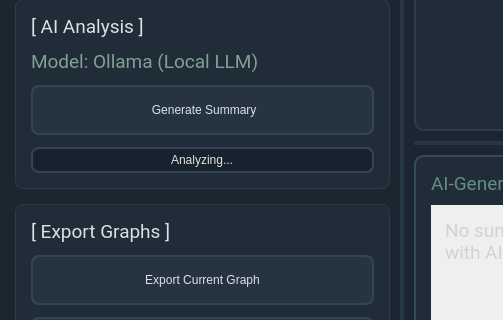
Above: GUI/Analyzer_main.ui from JinLeeGG/YCP_Grease_Analyzer before the change; both pictures show x 0 to 503 and y 524 to 844 of the 1148 by 1016 pixel window. Below: the same form after it.
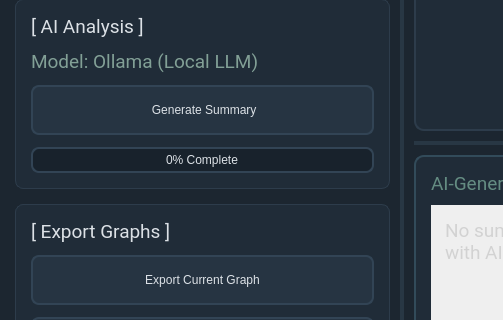
That is the form after the change. Icons and pictures are not drawn.

Commit message: AI analysis button color theme changed

Patch:
```diff
--- a/GUI/Analyzer_main.ui
+++ b/GUI/Analyzer_main.ui
@@ -551,7 +551,7 @@
               <bool>true</bool>
              </property>
              <property name="format">
-              <string>Analyzing...</string>
+              <string>%p% Complete</string>
              </property>
             </widget>
            </item>
```
Left out of the diff: 31 changed lines with no effect on the pictures.
